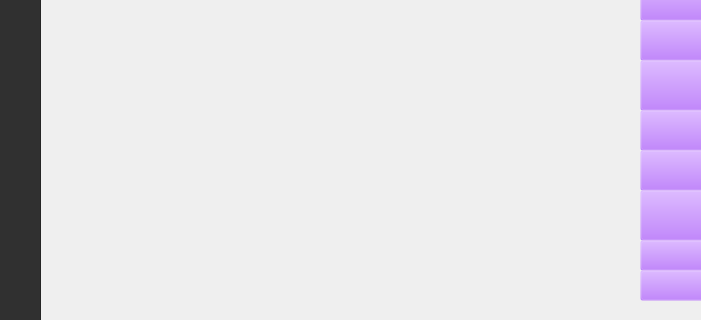
Above: src/ProjectManager/manager.ui from satwik-kambham/Project-Manager before the change; both pictures show x 200 to 901 and y 330 to 650 of the 1100 by 650 pixel window. Below: the same form after it.
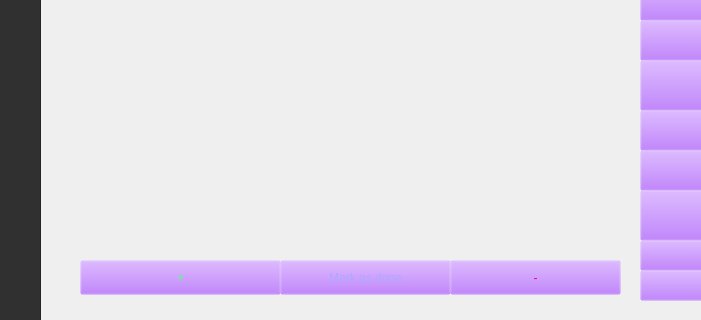
That is the form after the change.

What changed in the file:
```diff
--- a/src/ProjectManager/manager.ui
+++ b/src/ProjectManager/manager.ui
@@ -506,6 +506,75 @@
      <string>Button</string>
     </property>
    </widget>
+   <widget class="QPushButton" name="addTask">
+    <property name="geometry">
+     <rect>
+      <x>280</x>
+      <y>590</y>
+      <width>201</width>
+      <height>35</height>
+     </rect>
+    </property>
+    <property name="styleSheet">
+     <string notr="true">font: 12pt &quot;Consolas&quot;;
+background-color: rgba(170, 85, 255, 0);
+color: rgb(85, 255, 127);</string>
+    </property>
+    <property name="text">
+     <string>+</string>
+    </property>
+   </widget>
+   <widget class="QPushButton" name="markDoneOrNotDone">
+    <property name="geometry">
+     <rect>
+      <x>480</x>
+      <y>590</y>
+      <width>171</width>
+      <height>35</height>
+     </rect>
+    </property>
+    <property name="styleSheet">
+     <string notr="true">font: 12pt &quot;Consolas&quot;;
+background-color: rgba(170, 85, 255, 0);
+color: rgb(170, 170, 255);</string>
+    </property>
+    <property name="text">
+     <string>Mark as done</string>
+    </property>
+   </widget>
+   <widget class="QPushButton" name="removeTask">
+    <property name="geometry">
+     <rect>
+      <x>650</x>
+      <y>590</y>
+      <width>171</width>
+      <height>35</height>
+     </rect>
+    </property>
+    <property name="styleSheet">
+     <string notr="true">font: 12pt &quot;Consolas&quot;;
+background-color: rgba(170, 85, 255, 0);
+color: rgb(255, 0, 127);</string>
+    </property>
+    <property name="text">
+     <string>-</string>
+    </property>
+   </widget>
+   <widget class="QListWidget" name="List">
+    <property name="geometry">
+     <rect>
+      <x>285</x>
+      <y>311</y>
+      <width>530</width>
+      <height>278</height>
+     </rect>
+    </property>
+    <property name="styleSheet">
+     <string notr="true">background-color: rgba(255, 255, 255, 0);
+font: 14pt &quot;Consolas&quot;;
+</string>
+    </property>
+   </widget>
   </widget>
  </widget>
  <resources/>
```
